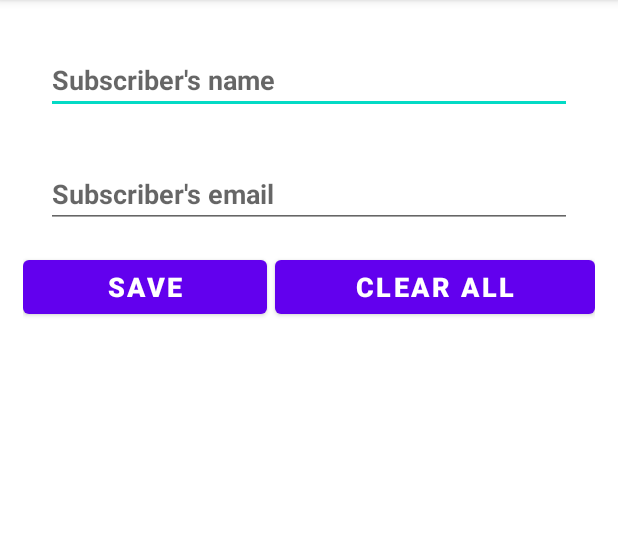
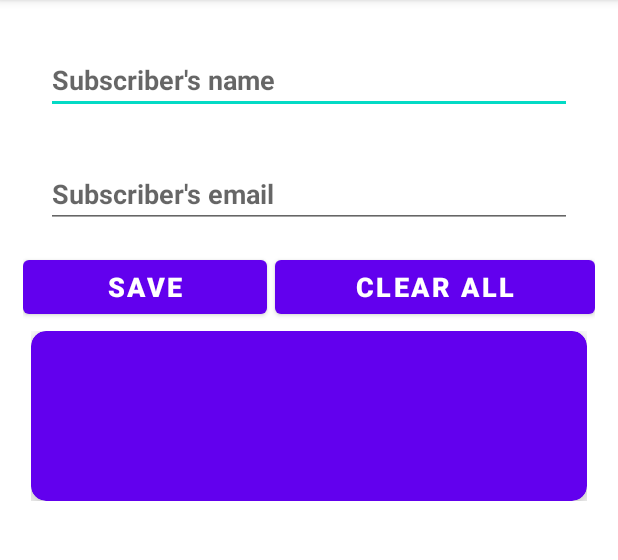
Before and after one commit to AndreaBonatti/MVVM_CRUD_tutorial, an Android app: the screen it shows after launch (MainActivity), after a tap on "SAVE", on a phone screen of 412 x 824 dp, the part 84-644 px from its top. Run offline under Robolectric (Android 15) with nearby library versions, the phone set to English and light mode, and no system bars; our stand-ins replace Room's generated code, data binding; 2 statements that could not run were skipped.

Commit message:
Implementation of RecyclerVIew and related functionalities --> The app not work

```diff
--- a/app/src/main/java/com/example/mvvmcrudtutorial/MainActivity.kt
+++ b/app/src/main/java/com/example/mvvmcrudtutorial/MainActivity.kt
@@ -3,10 +3,13 @@ package com.example.mvvmcrudtutorial
 import androidx.appcompat.app.AppCompatActivity
 import android.os.Bundle
 import android.util.Log
+import android.widget.Toast
 import androidx.databinding.DataBindingUtil
 import androidx.lifecycle.Observer
 import androidx.lifecycle.ViewModelProvider
+import androidx.recyclerview.widget.LinearLayoutManager
 import com.example.mvvmcrudtutorial.databinding.ActivityMainBinding
+import com.example.mvvmcrudtutorial.db.Subscriber
 import com.example.mvvmcrudtutorial.db.SubscriberDatabase
 import com.example.mvvmcrudtutorial.db.SubscriberRepository
 
@@ -23,12 +26,23 @@ class MainActivity : AppCompatActivity() {
         subscriberViewModel = ViewModelProvider(this, factory).get(SubscriberViewModel::class.java)
         binding.myViewModel = subscriberViewModel
         binding.lifecycleOwner = this
+        initRecyclerView()
+    }
+
+    private fun initRecyclerView(){
+        binding.subscriberRecyclerView.layoutManager = LinearLayoutManager(this)
         displaySubscriberList()
     }
 
     private fun displaySubscriberList(){
         subscriberViewModel.subscribers.observe(this, Observer {
             Log.i("MainActivity", it.toString())
+            binding.subscriberRecyclerView.adapter = MyRecyclerViewAdapter(it, {selectedItem:Subscriber->listItemClicked(selectedItem)})
         })
     }
+
+    private fun listItemClicked(subscriber: Subscriber){
+        Toast.makeText(this, "selected name is ${subscriber.name}", Toast.LENGTH_SHORT).show()
+        subscriberViewModel.initUpdateAndDelete(subscriber)
+    }
 }
--- /dev/null
+++ b/app/src/main/java/com/example/mvvmcrudtutorial/MyRecyclerViewAdapter.kt
@@ -0,0 +1,41 @@
+package com.example.mvvmcrudtutorial
+
+import android.view.LayoutInflater
+import android.view.ViewGroup
+import androidx.databinding.DataBindingUtil
+import androidx.recyclerview.widget.RecyclerView
+import androidx.recyclerview.widget.RecyclerView.Adapter
+import com.example.mvvmcrudtutorial.databinding.ListItemBinding
+import com.example.mvvmcrudtutorial.db.Subscriber
+
+class MyRecyclerViewAdapter(
+    private val subscriberList: List<Subscriber>,
+    private val clickListener: (Subscriber) -> Unit
+) : Adapter<MyViewHolder>() {
+    override fun onCreateViewHolder(parent: ViewGroup, viewType: Int): MyViewHolder {
+        val layoutInflater = LayoutInflater.from(parent.context)
+        val binding: ListItemBinding =
+            DataBindingUtil.inflate(layoutInflater, R.layout.list_item, parent, false)
+        return MyViewHolder(binding)
+    }
+
+    override fun onBindViewHolder(holder: MyViewHolder, position: Int) {
+        holder.bind(subscriberList[position], clickListener)
+    }
+
+    override fun getItemCount(): Int {
+        return subscriberList.size
+    }
+
+}
+
+class MyViewHolder(val binding: ListItemBinding) : RecyclerView.ViewHolder(binding.root) {
+
+    fun bind(subscriber: Subscriber, clickListener: (Subscriber) -> Unit) {
+        binding.nameTextView.text = subscriber.name
+        binding.emailTextView.text = subscriber.email
+        binding.listItemLayout.setOnClickListener {
+            clickListener(subscriber)
+        }
+    }
+}
--- a/app/src/main/java/com/example/mvvmcrudtutorial/db/Subscriber.kt
+++ b/app/src/main/java/com/example/mvvmcrudtutorial/db/Subscriber.kt
@@ -15,8 +15,8 @@ data class Subscriber(
     val id: Int,
 
     @ColumnInfo(name = "subscriber_name")
-    val name: String,
+    var name: String,
 
     @ColumnInfo(name = "subscriber_email")
-    val email: String
+    var email: String
 )
--- /dev/null
+++ b/app/src/main/res/layout/list_item.xml
@@ -0,0 +1,49 @@
+<?xml version="1.0" encoding="utf-8"?>
+<layout xmlns:android="http://schemas.android.com/apk/res/android"
+    xmlns:app="http://schemas.android.com/apk/res-auto">
+    <LinearLayout
+        android:layout_width="match_parent"
+        android:layout_height="wrap_content"
+        android:layout_marginBottom="20dp"
+        android:orientation="vertical">
+
+        <androidx.cardview.widget.CardView
+            android:id="@+id/card_view"
+            android:layout_width="match_parent"
+            android:layout_height="wrap_content"
+            android:layout_gravity="center"
+            android:clickable="true"
+            android:focusable="true"
+            app:cardBackgroundColor="@color/design_default_color_primary"
+            app:cardCornerRadius="10dp"
+            app:cardElevation="10dp">
+
+            <LinearLayout
+                android:id="@+id/list_item_layout"
+                android:layout_width="match_parent"
+                android:layout_height="match_parent"
+                android:orientation="vertical">
+
+                <TextView
+                    android:id="@+id/name_text_view"
+                    android:layout_width="match_parent"
+                    android:layout_height="wrap_content"
+                    android:layout_margin="10dp"
+                    android:text="TextView"
+                    android:textColor="@color/white"
+                    android:textSize="30sp"
+                    android:textStyle="bold" />
+
+                <TextView
+                    android:id="@+id/email_text_view"
+                    android:layout_width="match_parent"
+                    android:layout_height="wrap_content"
+                    android:layout_margin="10dp"
+                    android:text="TextView"
+                    android:textColor="@color/white"
+                    android:textSize="24sp"
+                    android:textStyle="bold" />
+            </LinearLayout>
+        </androidx.cardview.widget.CardView>
+    </LinearLayout>
+</layout>
```
Also changed, not shown: app/src/main/java/com/example/mvvmcrudtutorial/SubscriberViewModel.kt (+31 -0 lines).
